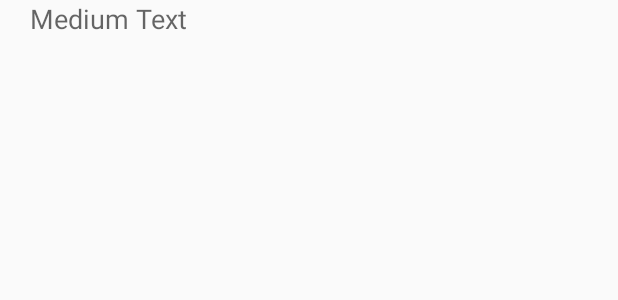
After one commit to cesarwillymc/MonitereoCarros, an Android app: the layout item_spinner.xml on its own in the app's theme, with its tools: preview values and no code run, on a phone screen of 412 x 824 dp. The commit adds this screen. Shown: the top 300 px of the screen. Run offline under Robolectric (Android 15) with nearby library versions, the phone set to English and light mode, and no system bars.

Commit message:
Algunos errores corregidos sobre el spinner

```diff
--- a/app/src/main/java/com/consorciosm/sanmiguel/data/network/retrofit/ApiRetrofitKey.kt
+++ b/app/src/main/java/com/consorciosm/sanmiguel/data/network/retrofit/ApiRetrofitKey.kt
@@ -27,7 +27,7 @@ interface ApiRetrofitKey {
     suspend fun createPersonal(
         @Body usuario: PersonalData
     ): Response<ResponseGeneral>
-    @POST("admin/crearUser/{id}")
+    @PUT("admin/updateUser/{id}")
     suspend fun updatePersonal(
         @Body usuario: PersonalData,
         @Path("id") id :String
@@ -50,7 +50,7 @@ interface ApiRetrofitKey {
         @Part("service") name: RequestBody,
         @Query("key") key:String?
     ): Response<ResponseGeneral>
-    @POST("admin/registro/{id}")
+    @PUT("admin/registro/{id}")
     suspend fun updateVehiculo(
         @Body vehiculo: VehiculoCreate,
         @Path("id") id:String
--- a/app/src/main/res/layout/fragment_carros.xml
+++ b/app/src/main/res/layout/fragment_carros.xml
@@ -7,7 +7,7 @@
     android:orientation="horizontal">
 
 
-    <Spinner
+    <androidx.appcompat.widget.AppCompatSpinner
         android:id="@+id/spinner"
         android:layout_width="match_parent"
         android:layout_height="wrap_content"
--- a/app/src/main/res/layout/fragment_conductores.xml
+++ b/app/src/main/res/layout/fragment_conductores.xml
@@ -7,7 +7,7 @@
     android:orientation="horizontal">
 
 
-    <Spinner
+    <androidx.appcompat.widget.AppCompatSpinner
         android:id="@+id/spinner"
         android:layout_width="match_parent"
         android:layout_height="wrap_content"
--- /dev/null
+++ b/app/src/main/res/layout/item_spinner.xml
@@ -0,0 +1,15 @@
+<?xml version="1.0" encoding="utf-8"?>
+<LinearLayout xmlns:android="http://schemas.android.com/apk/res/android"
+    android:layout_width="match_parent"
+    android:layout_height="match_parent"
+    android:orientation="vertical">
+
+    <TextView
+        android:id="@+id/spinnerValue"
+        android:layout_width="wrap_content"
+        android:layout_height="wrap_content"
+        android:paddingLeft="20dp"
+        android:text="Medium Text"
+        android:textAppearance="?android:attr/textAppearanceMedium" />
+
+</LinearLayout>
```
Also changed, not shown: app/src/main/java/com/consorciosm/sanmiguel/ui/main/admin/ui/registro_carros/SpinnerAdapter.kt (added, +55 -0 lines), app/src/main/java/com/consorciosm/sanmiguel/ui/main/admin/ui/registro_carros/SpinnerListener.kt (added, +7 -0 lines), app/src/main/java/com/consorciosm/sanmiguel/ui/main/admin/ui/registro_carros/carrosFragment.kt (+19 -24 lines), app/src/main/java/com/consorciosm/sanmiguel/ui/main/admin/ui/registro_personal/Conductores.kt (+37 -44 lines).
